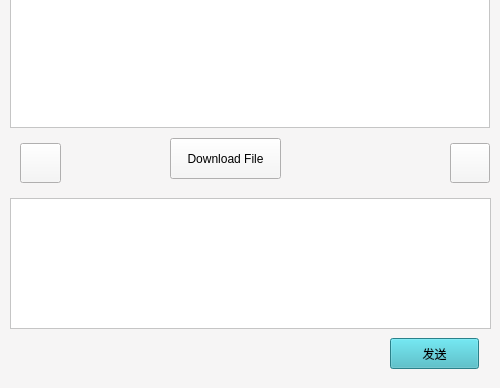
pechpo/What-s-up, file client/ui/chatwindow.ui: the form before one commit; both pictures show x 0 to 500 and y 232 to 620 of the 500 by 620 pixel window.
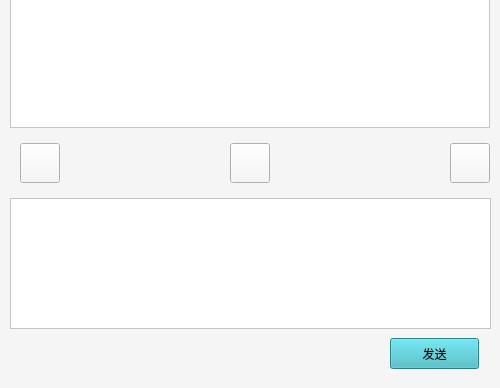
The form after the commit. Icons and pictures are not drawn.

Patch:
```diff
--- a/client/ui/chatwindow.ui
+++ b/client/ui/chatwindow.ui
@@ -77,7 +77,7 @@
     <rect>
      <x>20</x>
      <y>375</y>
-     <width>41</width>
+     <width>40</width>
      <height>40</height>
     </rect>
    </property>
@@ -91,14 +91,17 @@
   <widget class="QPushButton" name="pushButton">
    <property name="geometry">
     <rect>
-     <x>170</x>
-     <y>370</y>
-     <width>111</width>
-     <height>41</height>
+     <x>230</x>
+     <y>375</y>
+     <width>40</width>
+     <height>40</height>
     </rect>
    </property>
+   <property name="styleSheet">
+    <string notr="true">image: url(:/images/image/download.png);</string>
+   </property>
    <property name="text">
-    <string>Download File</string>
+    <string/>
    </property>
   </widget>
   <widget class="QToolButton" name="settingsButton">
```
Left out of the diff: 4 changed lines with no effect on the pictures.
